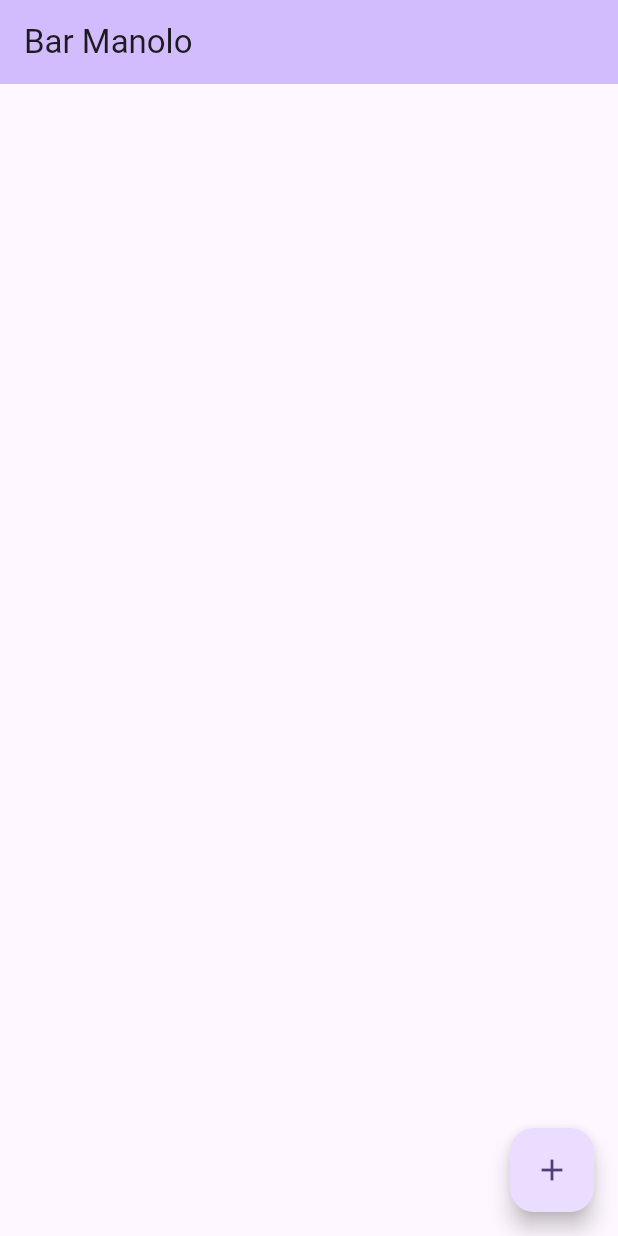
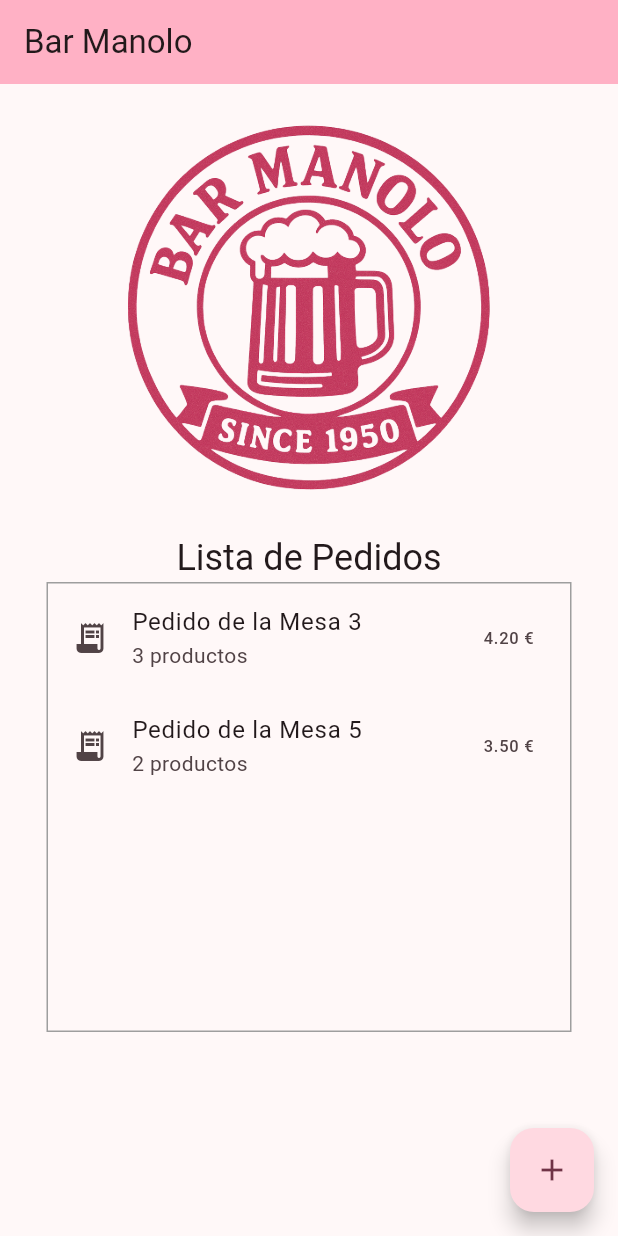
Before and after one commit to nuriacalo/BarManolo, a Flutter app: the screen it shows after launch, on a phone screen of 412 x 824 dp. Run offline on Flutter 3.47's test engine with Material 3 defaults, Android fonts, the phone set to English and light mode, and no system bars.

Commit message:
add new funcionalities

```diff
--- /dev/null
+++ b/lib/data/pedidos_data.dart
@@ -0,0 +1,22 @@
+import 'package:t4_1/data/productos_data.dart';
+import 'package:t4_1/model/LineaProducto.dart';
+import 'package:t4_1/model/pedido.dart';
+
+final List<Pedido> listaDePedidos = [
+  Pedido(
+    id: 1,
+    idMesa: 3,
+    lineasPedido: [
+      LineaPedido(producto: listaDeProductos[0], cantidad: 2),
+      LineaPedido(producto: listaDeProductos[9]),
+    ],
+  ),
+  Pedido(
+    id: 2,
+    idMesa: 5,
+    lineasPedido: [
+      LineaPedido(producto: listaDeProductos[5]),
+      LineaPedido(producto: listaDeProductos[4]),
+    ],
+  ),
+];
--- /dev/null
+++ b/lib/main.dart
@@ -0,0 +1,41 @@
+import 'package:flutter/material.dart';
+import 'package:provider/provider.dart';
+import 'package:t4_1/view/home.dart';
+import 'package:t4_1/view/pedidoDetailScreen.dart';
+import 'package:t4_1/viewmodel/PedidoViewModel.dart';
+
+void main() {
+  runApp(
+    MultiProvider(
+      providers: [
+        ChangeNotifierProvider(create: (_) => PedidoViewModel()),
+      ],
+      child: const MyApp(),
+    ),
+  );
+}
+
+class MyApp extends StatelessWidget {
+  const MyApp({super.key});
+
+  // This widget is the root of your application.
+  @override
+  Widget build(BuildContext context) {
+    return MaterialApp(
+      initialRoute: '/',
+      routes: {
+        '/home': (context) => MyHomePage(title: "Bar Manolo"),
+        '/pedidoDetail': (context) => PedidoDetailScreen(
+          pedido: ModalRoute.of(context)!.settings.arguments as dynamic,
+        ),
+      },
+      title: 'Bar Manolo',
+      theme: ThemeData(
+        colorScheme: ColorScheme.fromSeed(
+          seedColor: const Color.fromARGB(255, 179, 44, 96),
+        ),
+      ),
+      home: const MyHomePage(title: 'Bar Manolo'),
+    );
+  }
+}
--- /dev/null
+++ b/lib/model/lineaProducto.dart
@@ -0,0 +1,8 @@
+import 'package:t4_1/model/producto.dart';
+
+class LineaPedido {
+  final Producto producto;
+  int cantidad;
+
+  LineaPedido({required this.producto, this.cantidad = 1});
+}
--- a/lib/model/pedido.dart
+++ b/lib/model/pedido.dart
@@ -1,15 +1,17 @@
+import 'package:t4_1/model/LineaProducto.dart';
+
 class Pedido {
   final int id;
   final int idMesa;
-  List<int> idProducto;
-  int totalProductos;
-  double totalPrecio;
+  List<LineaPedido> lineasPedido;
 
   Pedido({
     required this.id,
     required this.idMesa,
-    required this.idProducto,
-    required this.totalProductos,
-    required this.totalPrecio,
+    required this.lineasPedido,
   });
+
+  int get totalProductos => lineasPedido.fold(0, (sum, item) => sum + item.cantidad);
+
+  double get totalPrecio => lineasPedido.fold(0, (sum, item) => sum + (item.producto.precio * item.cantidad));
 }
--- a/lib/model/producto.dart
+++ b/lib/model/producto.dart
@@ -1,13 +1,11 @@
 class Producto {
   final int id;
   final String? nombre;
-  int? cantidad;
   final double precio;
 
   Producto({
     required this.id,
     this.nombre,
-    this.cantidad,
     required this.precio,
   });
 }
--- a/lib/view/home.dart
+++ b/lib/view/home.dart
@@ -1,24 +1,7 @@
 import 'package:flutter/material.dart';
-
-void main() {
-  runApp(const MyApp());
-}
-
-class MyApp extends StatelessWidget {
-  const MyApp({super.key});
-
-  // This widget is the root of your application.
-  @override
-  Widget build(BuildContext context) {
-    return MaterialApp(
-      title: 'Bar Manolo',
-      theme: ThemeData(
-        colorScheme: ColorScheme.fromSeed(seedColor: Colors.deepPurple),
-      ),
-      home: const MyHomePage(title: 'Bar Manolo'),
-    );
-  }
-}
+import 'package:t4_1/model/pedido.dart';
+import 'package:t4_1/viewmodel/PedidoViewModel.dart';
+import 'package:provider/provider.dart';
 
 class MyHomePage extends StatefulWidget {
   const MyHomePage({super.key, required this.title});
@@ -30,11 +13,10 @@ class MyHomePage extends StatefulWidget {
 }
 
 class _MyHomePageState extends State<MyHomePage> {
-
-
-
   @override
   Widget build(BuildContext context) {
+    final pedidoViewModel = context.watch<PedidoViewModel>();
+
     return Scaffold(
       appBar: AppBar(
         backgroundColor: Theme.of(context).colorScheme.inversePrimary,
@@ -42,14 +24,73 @@ class _MyHomePageState extends State<MyHomePage> {
       ),
       body: Center(
         child: Column(
-          mainAxisAlignment: MainAxisAlignment.center,
+          mainAxisAlignment: MainAxisAlignment.start,
           children: <Widget>[
+            Image(
+              image: AssetImage('assets/manolo.png'),
+              width: 400,
+              height: 300,
+            ),
+            Text(
+              'Lista de Pedidos',
+              style: Theme.of(context).textTheme.headlineSmall,
+            ),
+            Container(
+              height: 300,
+              width: 350,
+              decoration: BoxDecoration(border: Border.all(color: Colors.grey)),
+              child: ListView.builder(
+                itemCount: pedidoViewModel.pedidos.length,
+                itemBuilder: (BuildContext context, int index) {
+                  final Pedido pedido = pedidoViewModel.pedidos[index];
+                  return Dismissible(
+                    key: ValueKey(pedido.id),
+                    direction: DismissDirection.endToStart,
+                    background: Container(
+                      color: Colors.red,
+                      alignment: Alignment.centerRight,
+                      padding: EdgeInsets.symmetric(horizontal: 20),
+                      child: Icon(Icons.delete, color: Colors.white),
+                    ),
+                    onDismissed: (direction) {
+                      pedidoViewModel.eliminarPedido(pedido.id);
+                      ScaffoldMessenger.of(context).showSnackBar(
+                        SnackBar(
+                          content: Text(
+                            'Pedido de Mesa ${pedido.idMesa} eliminado',
+                          ),
+                        ),
+                      );
+                    },
+                    child: ListTile(
+                      leading: Icon(Icons.receipt_long),
+                      title: Text('Pedido de la Mesa ${pedido.idMesa}'),
+                      subtitle: Text('${pedido.totalProductos} productos'),
+                      trailing: Text(
+                        '${pedido.totalPrecio.toStringAsFixed(2)} €',
+                      ),
+                      onTap: () {
+                        Navigator.pushNamed(
+                          context,
+                          '/pedidoDetail',
+                          arguments: pedido,
+                        );
+                      },
+                    ),
+                  );
+                },
+              ),
+            ),
           ],
         ),
       ),
       floatingActionButton: FloatingActionButton(
-        onPressed: null,
-        tooltip: '.',
+        onPressed: () {
+          // Esta línea daría error hasta que creemos la pantalla y la ruta
+          // Navigator.pushNamed(context, '/seleccionarProducto');
+          print("Botón para añadir pedido pulsado!"); // Placeholder temporal
+        },
+        tooltip: 'Añadir Pedido',
         child: const Icon(Icons.add),
       ), // This trailing comma makes auto-formatting nicer for build methods.
     );
--- /dev/null
+++ b/lib/viewmodel/PedidoViewModel.dart
@@ -0,0 +1,60 @@
+import 'package:flutter/material.dart';
+import 'package:flutter/foundation.dart';
+import 'package:t4_1/model/pedido.dart';
+import 'package:t4_1/data/pedidos_data.dart';
+
+class PedidoViewModel extends ChangeNotifier {
+  final Map<int, Pedido> _pedidos = {};
+  int _nextPedidoId = 1;
+
+
+  PedidoViewModel() {
+    for (var pedido in listaDePedidos) {
+      agregarPedido(pedido);
+    }
+  }
+
+  List<Pedido> get pedidos => _pedidos.values.toList();
+
+  void agregarPedido(Pedido pedido) {
+    final nuevoPedidoConId = Pedido(
+      id: _nextPedidoId,
+      idMesa: pedido.idMesa,
+      lineasPedido: pedido.lineasPedido,
+    );
+    _pedidos[_nextPedidoId] = nuevoPedidoConId;
+    _nextPedidoId++;
+    notifyListeners();
+  }
+
+  void eliminarPedido(int id) {
+    _pedidos.remove(id);
+    notifyListeners();
+  }
+
+  void aumentarCantidad(int pedidoId, int productoId) {
+    final pedido = _pedidos[pedidoId];
+    if (pedido != null) {
+     final lineaIndex = pedido.lineasPedido.indexWhere((l) => l.producto.id == productoId);
+      if (lineaIndex != -1) {
+        pedido.lineasPedido[lineaIndex].cantidad++;
+        notifyListeners();
+      }
+    }
+  }
+
+  void disminuirCantidad(int pedidoId, int productoId) {
+    final pedido = _pedidos[pedidoId];
+    if (pedido != null) {
+      final lineaIndex = pedido.lineasPedido.indexWhere((l) => l.producto.id == productoId);
+      if (lineaIndex != -1){
+        if (pedido.lineasPedido[lineaIndex].cantidad > 1) {
+          pedido.lineasPedido[lineaIndex].cantidad--;
+        } else {
+          pedido.lineasPedido.removeAt(lineaIndex);
+        }
+        notifyListeners();
+      }
+    }
+  }
+}
```
Also changed, not shown: lib/data/productos_data.dart (added, +14 -0 lines), lib/view/pedidoDetailScreen.dart (added, +96 -0 lines), lib/viewmodel/SeleccionarProductoViewModel.dart (added, +68 -0 lines), lib/viewmodel/crearpedido.dart (deleted, +0 -56 lines), pubspec.yaml (+4 -3 lines), assets/bar_manolo.png (added), assets/manolo.png (added), assets/manolo.svg (added), assets/manoloBar.png (added), pubspec.lock.
